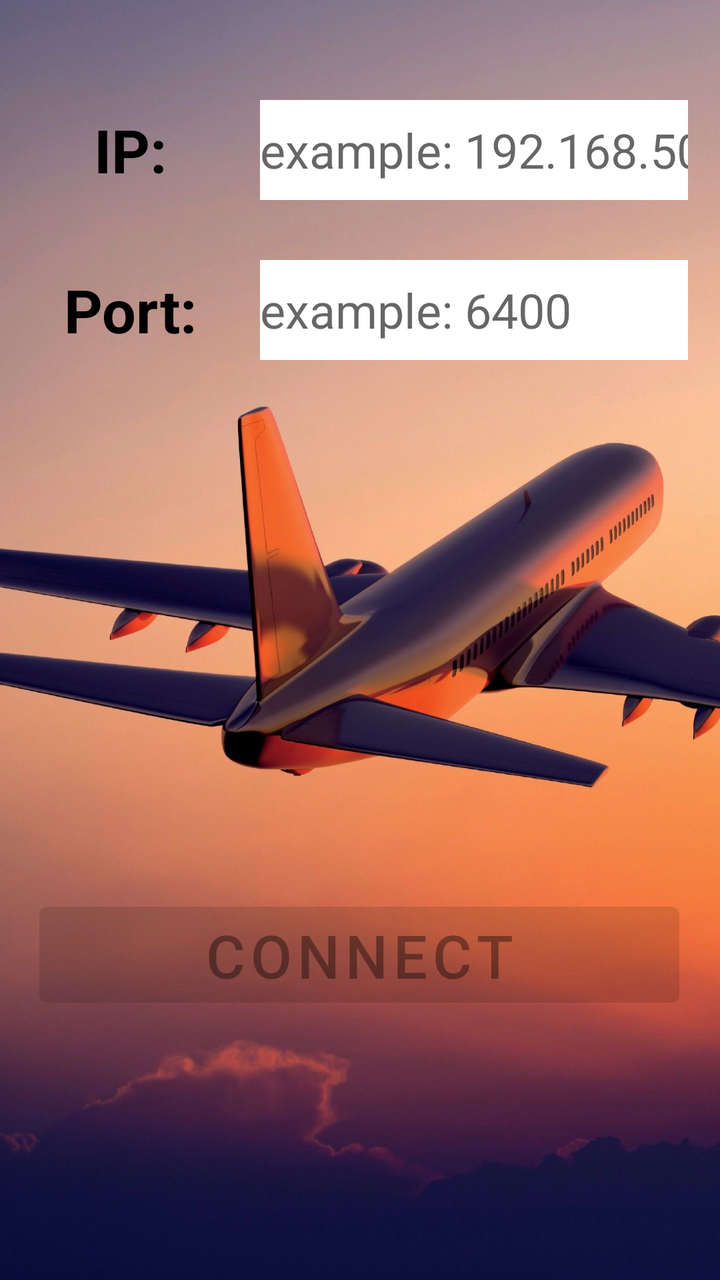
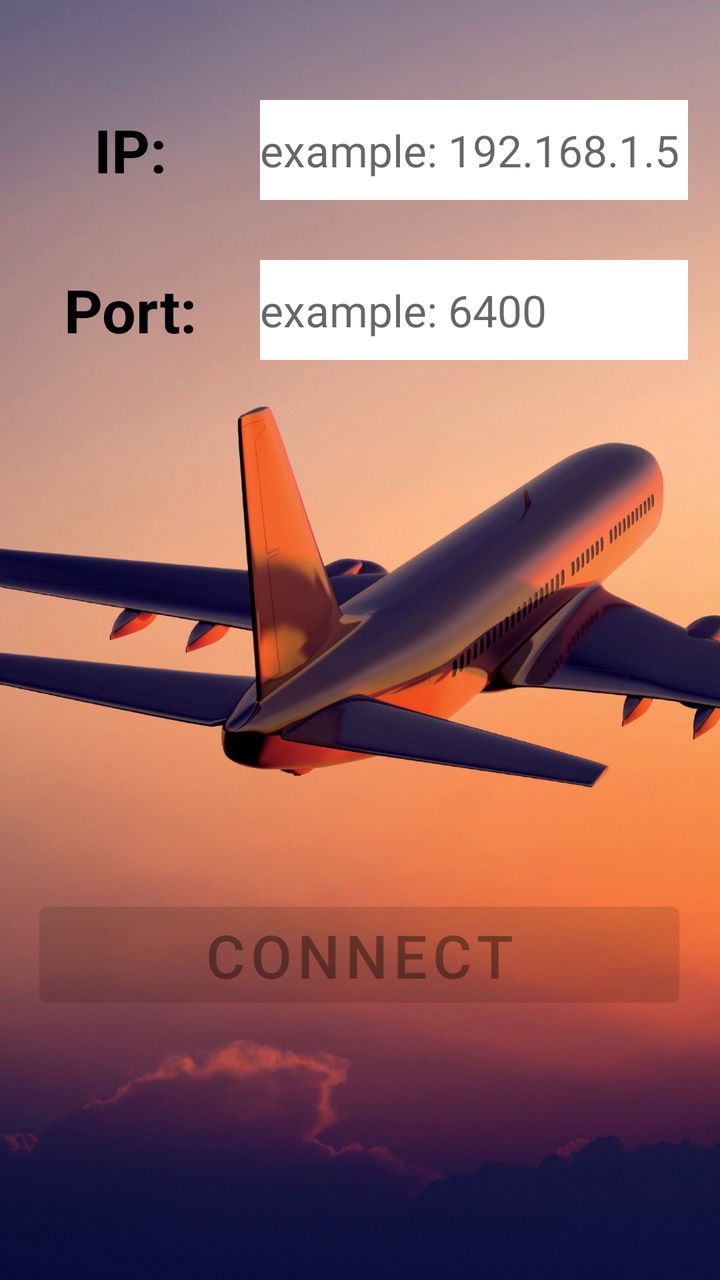

Compare the two renders of this Android layout. The source of the first and the diff that turns it into the second are given below.
<!-- AndroidManifest.xml: application theme AppTheme -->
<!-- res/layout/activity_main.xml -->
<?xml version="1.0" encoding="utf-8"?>
<androidx.constraintlayout.widget.ConstraintLayout

    xmlns:android="http://schemas.android.com/apk/res/android"
    xmlns:app="http://schemas.android.com/apk/res-auto"
    xmlns:tools="http://schemas.android.com/tools"
    android:layout_width="match_parent"
    android:layout_height="match_parent"
    android:background="@drawable/plane_background"
    tools:context=".view.MainActivity">

    <TextView
        android:id="@+id/text_ip"
        android:layout_width="90dp"
        android:layout_height="50dp"
        android:layout_marginStart="20dp"
        android:layout_marginLeft="8dp"
        android:layout_marginTop="50dp"
        android:layout_gravity="center|end"
        android:gravity="center|end"
        android:text="@string/show_ip_msg"
        android:textColor="@color/black"
        android:textAlignment="center"
        android:textSize="30sp"
        android:textStyle="bold"
        app:layout_constraintStart_toStartOf="parent"
        app:layout_constraintTop_toTopOf="parent" />

    <TextView
        android:id="@+id/text_port"
        android:layout_width="90dp"
        android:layout_height="50dp"
        android:layout_marginStart="20dp"
        android:layout_marginLeft="8dp"
        android:layout_marginTop="30dp"
        android:layout_gravity="center|end"
        android:gravity="center|end"
        android:text="@string/show_port_msg"
        android:textColor="@color/black"
        android:textAlignment="center"
        android:textSize="30sp"
        android:textStyle="bold"
        app:layout_constraintStart_toStartOf="parent"
        app:layout_constraintTop_toBottomOf="@+id/text_ip" />

    <EditText
        android:id="@+id/input_ip"
        android:layout_width="0dp"
        android:layout_height="50dp"
        android:layout_marginStart="20dp"
        android:layout_marginLeft="8dp"
        android:layout_marginTop="50dp"
        android:layout_marginEnd="16dp"
        android:background="@color/white"
        android:ems="10"
        android:inputType="phone"
        android:textSize="24sp"
        android:textColor="@color/black"
        android:hint="@string/ip_hint"
        app:layout_constraintEnd_toEndOf="parent"
        app:layout_constraintStart_toEndOf="@+id/text_ip"
        app:layout_constraintTop_toTopOf="parent"
        android:layout_marginRight="16dp"
        android:autofillHints="IP Address" />

    <EditText
        android:id="@+id/input_port"
        android:layout_width="0dp"
        android:layout_height="50dp"
        android:layout_marginStart="20dp"
        android:layout_marginLeft="8dp"
        android:layout_marginTop="30dp"
        android:layout_marginEnd="16dp"
        android:background="@color/white"
        android:ems="10"
        android:inputType="number"
        android:textSize="24sp"
        android:hint="@string/port_hint"
        app:layout_constraintEnd_toEndOf="parent"
        app:layout_constraintHorizontal_bias="0.0"
        app:layout_constraintStart_toEndOf="@+id/text_port"
        app:layout_constraintTop_toBottomOf="@+id/input_ip"
        android:layout_marginRight="16dp"
        android:autofillHints="Port Number" />

    <Button
        android:id="@+id/connect"
        android:layout_width="320dp"
        android:layout_height="60dp"
        android:enabled="false"
        android:text="@string/button_connect"
        android:textSize="30sp"
        app:layout_constraintBottom_toBottomOf="parent"
        app:layout_constraintEnd_toEndOf="parent"
        app:layout_constraintHorizontal_bias="0.494"
        app:layout_constraintStart_toStartOf="parent"
        app:layout_constraintTop_toBottomOf="@+id/input_port"
        app:layout_constraintVertical_bias="0.668" />

</androidx.constraintlayout.widget.ConstraintLayout>
<!-- resources referenced by this layout -->
<resources>
  <color name="black">#FF000000</color>
  <color name="white">#FFFFFFFF</color>
  <!-- drawable plane_background: jpg bitmap (drawable, 185862 bytes) -->
  <string name="button_connect">Connect</string>
  <string name="ip_hint">example: 192.168.50.1</string>
  <string name="port_hint">example: 6400</string>
  <string name="show_ip_msg">IP:</string>
  <string name="show_port_msg">Port:</string>
  <style name="AppTheme" parent="Theme.MaterialComponents.Light.DarkActionBar">
          <item name="colorPrimary">@color/colorPrimary</item>
          <item name="colorPrimaryDark">@color/colorPrimaryDark</item>
          <item name="colorAccent">@color/colorAccent</item>
      </style>
  <color name="colorPrimary">#6200EE</color>
  <color name="colorPrimaryDark">#3700B3</color>
  <color name="colorAccent">#03DAC5</color>
</resources>

<!-- the commit's change to res/layout/activity_main.xml (unified diff, before → after) -->
@@ -54,7 +54,7 @@
         android:background="@color/white"
         android:ems="10"
         android:inputType="phone"
-        android:textSize="24sp"
+        android:textSize="22sp"
         android:textColor="@color/black"
         android:hint="@string/ip_hint"
         app:layout_constraintEnd_toEndOf="parent"
@@ -74,7 +74,7 @@
         android:background="@color/white"
         android:ems="10"
         android:inputType="number"
-        android:textSize="24sp"
+        android:textSize="22sp"
         android:hint="@string/port_hint"
         app:layout_constraintEnd_toEndOf="parent"
         app:layout_constraintHorizontal_bias="0.0"
<!-- resource entries referenced after the edit -->
@@ -4,7 +4,7 @@
   <color name="white">#FFFFFFFF</color>
   <!-- drawable plane_background: jpg bitmap (drawable, 185862 bytes) -->
   <string name="button_connect">Connect</string>
-  <string name="ip_hint">example: 192.168.50.1</string>
+  <string name="ip_hint">example: 192.168.1.5</string>
   <string name="port_hint">example: 6400</string>
   <string name="show_ip_msg">IP:</string>
   <string name="show_port_msg">Port:</string>
